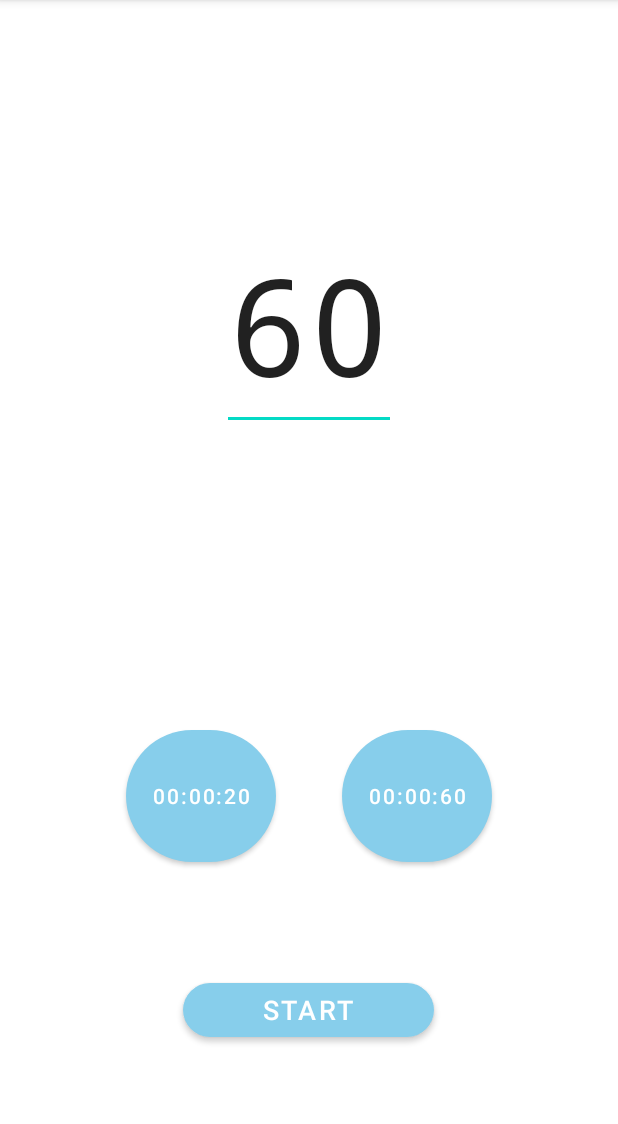
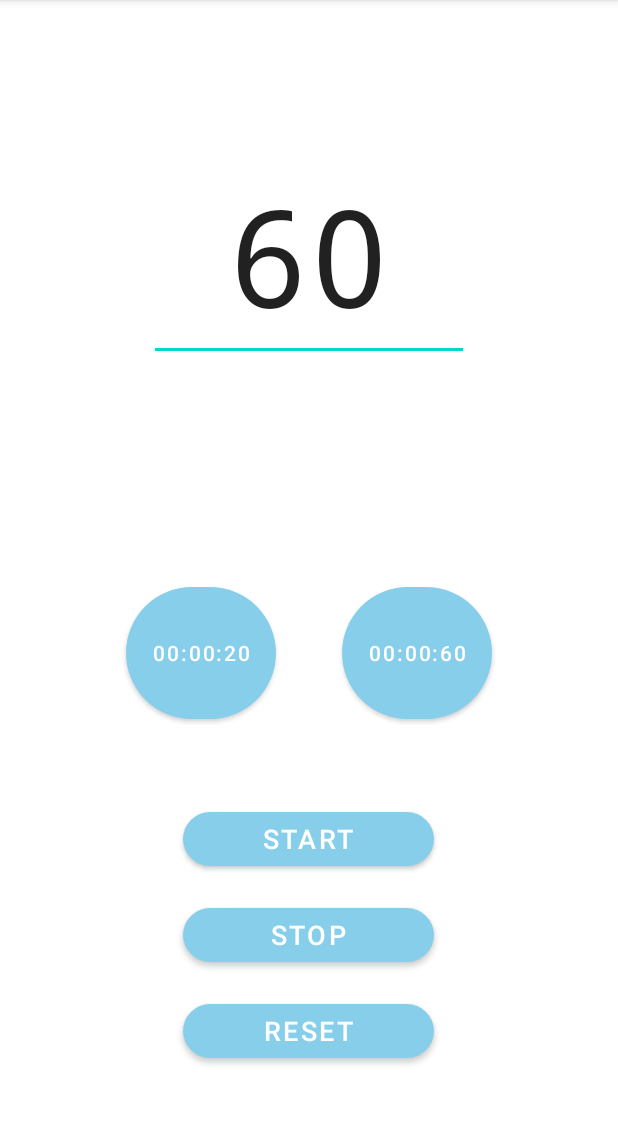
Before and after one commit to Vacheslav676/Random_Letter_2, an Android app: the MyTimer screen opened directly, with no data from a screen before it, on a phone screen of 412 x 824 dp, the part 84-1208 px from its top. Run offline under Robolectric (Android 15) with nearby library versions, the phone set to English and light mode, and no system bars.

Commit message:
дорисовал кнопки в таймер

```diff
--- a/app/src/main/java/android/example/randomletter2/MyTimer.java
+++ b/app/src/main/java/android/example/randomletter2/MyTimer.java
@@ -18,21 +18,24 @@ public class MyTimer extends AppCompatActivity {
         Button button20Sec = (Button) findViewById(R.id.button_20_timer);
         Button button60Sec = (Button) findViewById(R.id.button_60_Timer);
         Button buttonStartTimer = (Button) findViewById(R.id.button_start_timer);
+        Button buttonStopTimer = (Button) findViewById(R.id.button_stop_timer);
+        Button buttonResetTimer = (Button) findViewById(R.id.button_reset_timer);
 
             View.OnClickListener oneClick = new View.OnClickListener() {
             @Override
             public void onClick(View v) {
 
                 long seconds = Long.parseLong(txtSec.getText().toString());
+                //инициализация таймера
                 CountDownTimer myTimer = new CountDownTimer(seconds * 1000, 1000) {
                     @Override
                     public void onTick(long millisUntilFinished) {
                         txtSec.setText(Long.toString(millisUntilFinished / 1000));
-                        // отображение в секундах а не милисекндах
+                        // обновление текста на экране (отображение в секундах а не милисекндах)
                     }
                     @Override
                     public void onFinish() {
-                        txtSec.setText("Время вышло");
+                        txtSec.setText("Всё.");
                     }
                 };
                 myTimer.start();
--- a/app/src/main/res/layout/activity_my_timer.xml
+++ b/app/src/main/res/layout/activity_my_timer.xml
@@ -29,9 +29,10 @@
             <EditText
                 android:id="@+id/text_seconds_timer"
                 style="@style/textTimer"
+                android:layout_width="213dp"
                 android:inputType="numberDecimal"
                 android:text="60"
-                android:textSize="90dp"/>
+                android:textSize="90dp" />
 
 
         </LinearLayout>
@@ -84,6 +85,20 @@
                 android:text="@string/Start"
                 app:cornerRadius="60dp" />
 
+            <com.google.android.material.button.MaterialButton
+                android:id="@+id/button_stop_timer"
+                style="@style/simpleButton"
+                android:layout_width="167dp"
+                android:text="@string/Stop"
+                app:cornerRadius="60dp" />
+
+            <com.google.android.material.button.MaterialButton
+                android:id="@+id/button_reset_timer"
+                style="@style/simpleButton"
+                android:layout_width="167dp"
+                android:text="@string/Reset"
+                app:cornerRadius="60dp" />
+
         </LinearLayout>
 
 
--- a/app/src/main/res/values/strings.xml
+++ b/app/src/main/res/values/strings.xml
@@ -12,6 +12,8 @@
     <string name="Brain_train">Brain train</string>
     <string name="category_and_2_letters">category and 2 letters</string>
     <string name="Start">Start</string>
+    <string name="Stop">Stop</string>
+    <string name="Reset">Reset</string>
     <string name="Timer">Timer</string>
     />
 
```
Also changed, not shown: 1 other file.
